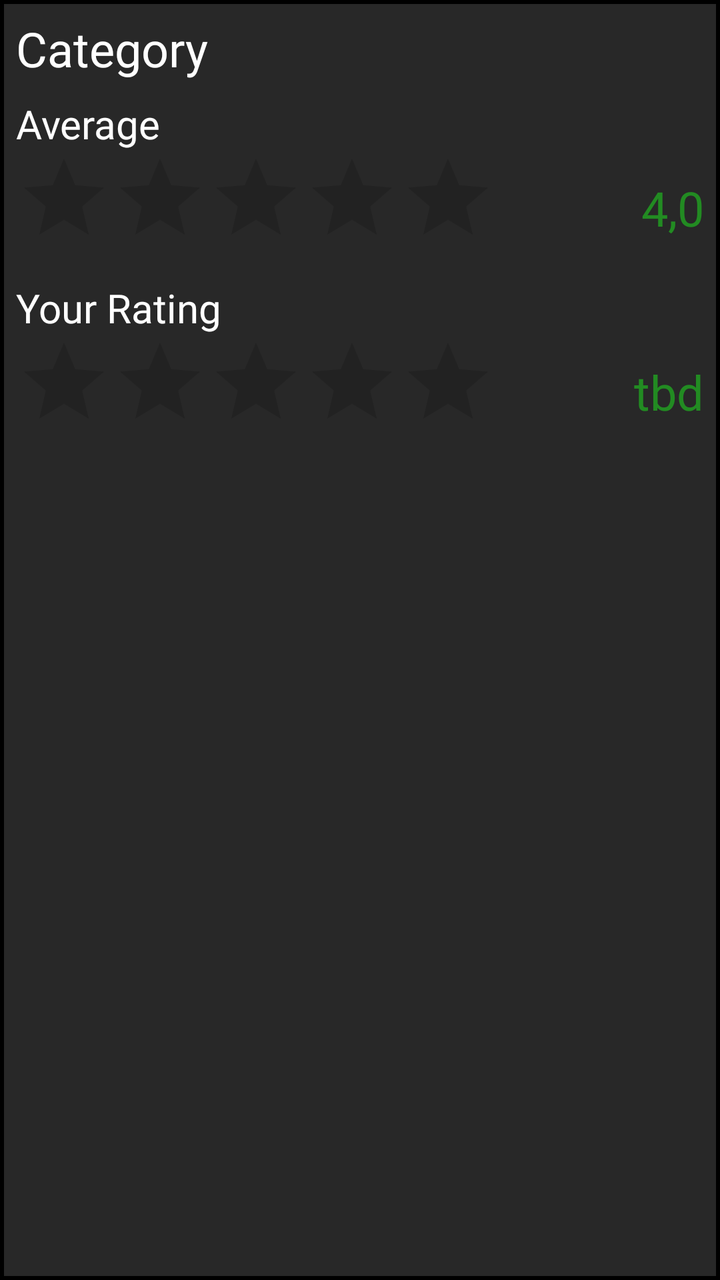
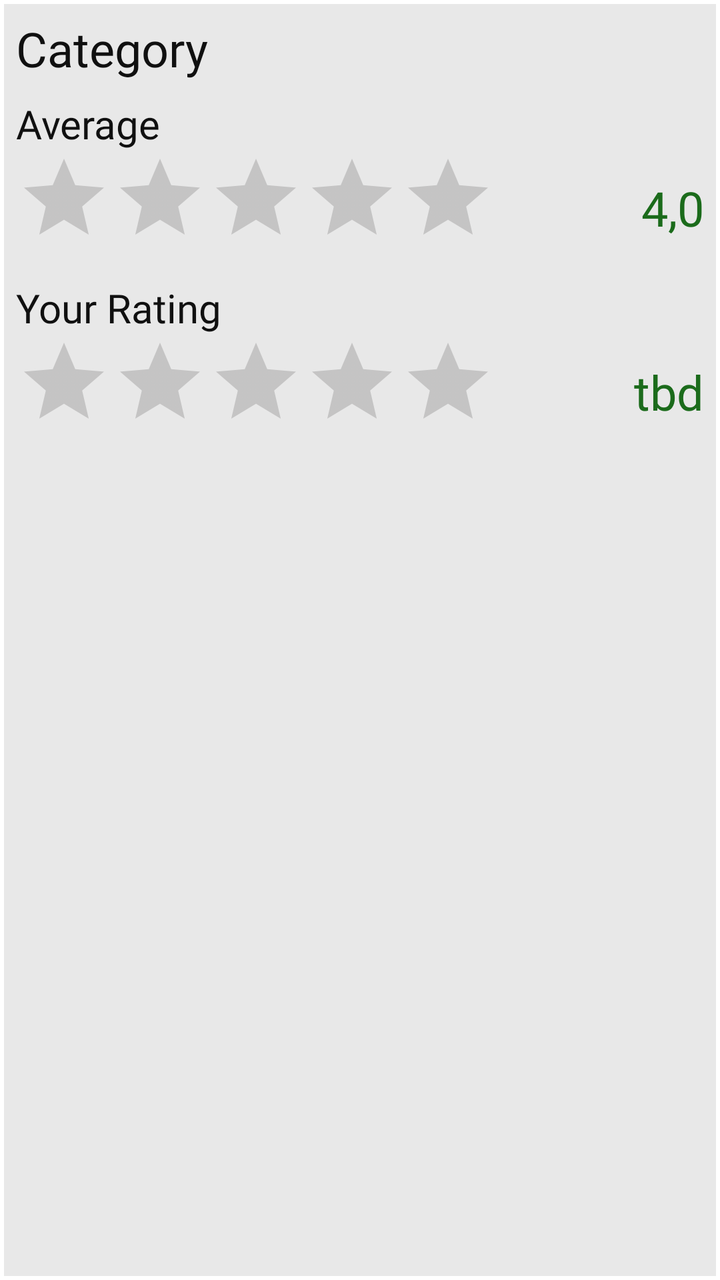

Screens rendered from an Android XML layout before and after an edit, with the pre-edit source and the edit as a unified diff.
<!-- AndroidManifest.xml: application theme Theme.MyApplication_Java -->
<!-- res/layout/item_rating.xml -->
<androidx.constraintlayout.widget.ConstraintLayout xmlns:android="http://schemas.android.com/apk/res/android"
    xmlns:app="http://schemas.android.com/apk/res-auto"
    android:id="@+id/cat_layout"
    android:layout_width="match_parent"
    android:layout_height="wrap_content"
    android:background="@drawable/black_border"
    android:paddingBottom="8dp"
    app:layout_constraintEnd_toEndOf="parent"
    app:layout_constraintStart_toStartOf="parent">

    <TextView
        android:id="@+id/category_name"
        android:layout_width="wrap_content"
        android:layout_height="wrap_content"
        android:layout_marginStart="8dp"
        android:layout_marginTop="8dp"
        android:fontFamily="@font/inter_bold"
        android:text="Category"
        android:textColor="#FFFFFF"
        android:textSize="24sp"
        app:layout_constraintStart_toStartOf="parent"
        app:layout_constraintTop_toTopOf="parent" />

    <TextView
        android:id="@+id/average_text"
        android:layout_width="wrap_content"
        android:layout_height="wrap_content"
        android:layout_marginStart="8dp"
        android:layout_marginTop="8dp"
        android:fontFamily="@font/inter_bold"
        android:text="Average"
        android:textColor="#FFFFFF"
        android:textSize="20sp"
        app:layout_constraintStart_toStartOf="parent"
        app:layout_constraintTop_toBottomOf="@id/category_name" />

    <TextView
        android:id="@+id/your_rating_text"
        android:layout_width="wrap_content"
        android:layout_height="wrap_content"
        android:layout_marginStart="8dp"
        android:layout_marginTop="8dp"
        android:fontFamily="@font/inter_bold"
        android:text="Your Rating"
        android:textColor="#FFFFFF"
        android:textSize="20sp"
        app:layout_constraintStart_toStartOf="parent"
        app:layout_constraintTop_toBottomOf="@id/ratingBar_average" />

    <RatingBar
        android:id="@+id/ratingBar_average"
        android:layout_width="wrap_content"
        android:layout_height="wrap_content"
        android:progressTint="#E6B400"
        android:isIndicator="true"
        android:layout_marginStart="8dp"
        app:layout_constraintStart_toStartOf="parent"
        app:layout_constraintTop_toBottomOf="@+id/average_text" />


    <RatingBar
        android:id="@+id/ratingBar_your_rating"
        android:layout_width="wrap_content"
        android:layout_height="wrap_content"
        android:layout_marginStart="8dp"
        android:progressTint="#E6B400"
        app:layout_constraintStart_toStartOf="parent"
        app:layout_constraintTop_toBottomOf="@+id/your_rating_text" />

    <TextView
        android:id="@+id/average_rating_num"
        android:layout_width="wrap_content"
        android:layout_height="wrap_content"
        android:layout_marginEnd="8dp"
        android:fontFamily="@font/inter_bold"
        android:text="4,0"
        android:textColor="#228B22"
        android:textSize="24sp"
        app:layout_constraintBottom_toBottomOf="@id/ratingBar_average"
        app:layout_constraintEnd_toEndOf="parent"
        app:layout_constraintTop_toTopOf="@id/ratingBar_average" />

    <TextView
        android:id="@+id/your_rating_num"
        android:layout_width="wrap_content"
        android:layout_height="wrap_content"
        android:layout_marginEnd="8dp"
        android:fontFamily="@font/inter_bold"
        android:text="tbd"
        android:textColor="#228B22"
        android:textSize="24sp"
        app:layout_constraintBottom_toBottomOf="@id/ratingBar_your_rating"
        app:layout_constraintEnd_toEndOf="parent"
        app:layout_constraintTop_toTopOf="@id/ratingBar_your_rating" />


</androidx.constraintlayout.widget.ConstraintLayout>
<!-- resources referenced by this layout -->
<resources>
  <!-- drawable black_border (drawable) -->
  <?xml version="1.0" encoding="utf-8"?>
  <shape xmlns:android="http://schemas.android.com/apk/res/android">
  
  
      <solid android:color="#282828"/>
      
      <stroke
          android:width="2dp"
          android:color="#000000" />
  
  </shape>
  <style name="Theme.MyApplication_Java" parent="Theme.MaterialComponents.DayNight.NoActionBar">
          
          <item name="colorPrimary">@color/purple_500</item>
          <item name="colorPrimaryVariant">@color/purple_700</item>
          <item name="colorOnPrimary">@color/white</item>
          
          <item name="colorSecondary">@color/teal_200</item>
          <item name="colorSecondaryVariant">@color/teal_700</item>
          <item name="colorOnSecondary">@color/black</item>
          
          <item name="android:statusBarColor">?attr/colorPrimaryVariant</item>
          
      </style>
  <color name="purple_500">#FF6200EE</color>
  <color name="purple_700">#FF3700B3</color>
  <color name="white">#FFFFFFFF</color>
  <color name="teal_200">#FF03DAC5</color>
  <color name="teal_700">#FF018786</color>
  <color name="black">#FF000000</color>
</resources>

<!-- the commit's change to res/layout/item_rating.xml (unified diff, before → after) -->
@@ -16,7 +16,7 @@
         android:layout_marginTop="8dp"
         android:fontFamily="@font/inter_bold"
         android:text="Category"
-        android:textColor="#FFFFFF"
+        android:textColor="@color/text_primary"
         android:textSize="24sp"
         app:layout_constraintStart_toStartOf="parent"
         app:layout_constraintTop_toTopOf="parent" />
@@ -29,7 +29,7 @@
         android:layout_marginTop="8dp"
         android:fontFamily="@font/inter_bold"
         android:text="Average"
-        android:textColor="#FFFFFF"
+        android:textColor="@color/text_primary"
         android:textSize="20sp"
         app:layout_constraintStart_toStartOf="parent"
         app:layout_constraintTop_toBottomOf="@id/category_name" />
@@ -42,7 +42,7 @@
         android:layout_marginTop="8dp"
         android:fontFamily="@font/inter_bold"
         android:text="Your Rating"
-        android:textColor="#FFFFFF"
+        android:textColor="@color/text_primary"
         android:textSize="20sp"
         app:layout_constraintStart_toStartOf="parent"
         app:layout_constraintTop_toBottomOf="@id/ratingBar_average" />
@@ -51,7 +51,7 @@
         android:id="@+id/ratingBar_average"
         android:layout_width="wrap_content"
         android:layout_height="wrap_content"
-        android:progressTint="#E6B400"
+        android:progressTint="@color/rating_bar"
         android:isIndicator="true"
         android:layout_marginStart="8dp"
         app:layout_constraintStart_toStartOf="parent"
@@ -63,7 +63,7 @@
         android:layout_width="wrap_content"
         android:layout_height="wrap_content"
         android:layout_marginStart="8dp"
-        android:progressTint="#E6B400"
+        android:progressTint="@color/rating_bar"
         app:layout_constraintStart_toStartOf="parent"
         app:layout_constraintTop_toBottomOf="@+id/your_rating_text" />
 
@@ -74,7 +74,7 @@
         android:layout_marginEnd="8dp"
         android:fontFamily="@font/inter_bold"
         android:text="4,0"
-        android:textColor="#228B22"
+        android:textColor="@color/rating_good"
         android:textSize="24sp"
         app:layout_constraintBottom_toBottomOf="@id/ratingBar_average"
         app:layout_constraintEnd_toEndOf="parent"
@@ -87,7 +87,7 @@
         android:layout_marginEnd="8dp"
         android:fontFamily="@font/inter_bold"
         android:text="tbd"
-        android:textColor="#228B22"
+        android:textColor="@color/rating_good"
         android:textSize="24sp"
         app:layout_constraintBottom_toBottomOf="@id/ratingBar_your_rating"
         app:layout_constraintEnd_toEndOf="parent"
<!-- resource entries referenced after the edit -->
@@ -1,35 +1,49 @@
 <!-- resources referenced by this layout -->
 <resources>
+  <color name="rating_bar">#FFB08400</color>
+  <color name="rating_good">#FF1B6B1B</color>
+  <color name="text_primary">#FF101010</color>
   <!-- drawable black_border (drawable) -->
   <?xml version="1.0" encoding="utf-8"?>
   <shape xmlns:android="http://schemas.android.com/apk/res/android">
   
   
-      <solid android:color="#282828"/>
+      <solid android:color="@color/surface_container"/>
       
       <stroke
           android:width="2dp"
-          android:color="#000000" />
+          android:color="@color/surface" />
   
   </shape>
   <style name="Theme.MyApplication_Java" parent="Theme.MaterialComponents.DayNight.NoActionBar">
           
-          <item name="colorPrimary">@color/purple_500</item>
-          <item name="colorPrimaryVariant">@color/purple_700</item>
-          <item name="colorOnPrimary">@color/white</item>
+          <item name="colorPrimary">@color/text_primary</item>
+          <item name="colorPrimaryVariant">@color/text_primary</item>
+          <item name="colorOnPrimary">@color/text_on_inverse</item>
+          <item name="colorSecondary">@color/text_primary</item>
+          <item name="colorSecondaryVariant">@color/text_primary</item>
+          <item name="colorOnSecondary">@color/text_on_inverse</item>
+  
           
-          <item name="colorSecondary">@color/teal_200</item>
-          <item name="colorSecondaryVariant">@color/teal_700</item>
-          <item name="colorOnSecondary">@color/black</item>
+          <item name="android:windowBackground">@color/surface</item>
+          <item name="colorSurface">@color/surface_container</item>
+          <item name="colorOnSurface">@color/text_primary</item>
+          <item name="colorError">@color/danger</item>
+          <item name="colorOnError">@color/text_on_inverse</item>
+  
+          <item name="android:textColorPrimary">@color/text_primary</item>
+          <item name="android:textColorSecondary">@color/text_muted</item>
+          <item name="android:textColorHint">@color/text_hint</item>
+  
           
-          <item name="android:statusBarColor">?attr/colorPrimaryVariant</item>
-          
+          <item name="android:statusBarColor">@android:color/transparent</item>
+          <item name="android:navigationBarColor">@android:color/transparent</item>
       </style>
-  <color name="purple_500">#FF6200EE</color>
-  <color name="purple_700">#FF3700B3</color>
-  <color name="white">#FFFFFFFF</color>
-  <color name="teal_200">#FF03DAC5</color>
-  <color name="teal_700">#FF018786</color>
-  <color name="black">#FF000000</color>
+  <color name="surface_container">#FFE8E8E8</color>
+  <color name="surface">#FFFFFFFF</color>
+  <color name="text_on_inverse">#FFFFFFFF</color>
+  <color name="danger">#FFB3261E</color>
+  <color name="text_muted">#FF5F5D5D</color>
+  <color name="text_hint">#FF8A8A8A</color>
 </resources>
 
